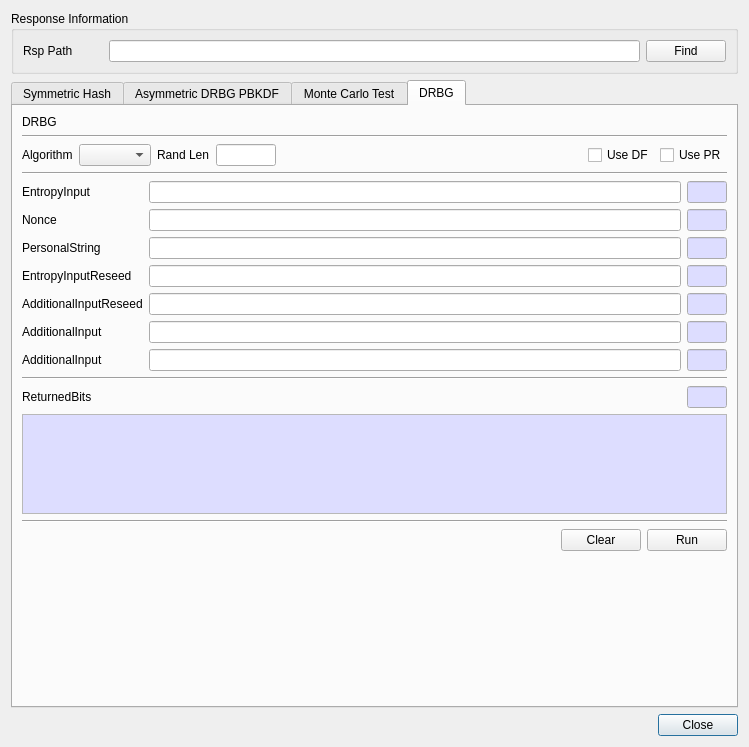
Before: the Qt Designer form BerEditor/cavp_dlg.ui in jykim74/BerEditor, drawn with Qt 5.
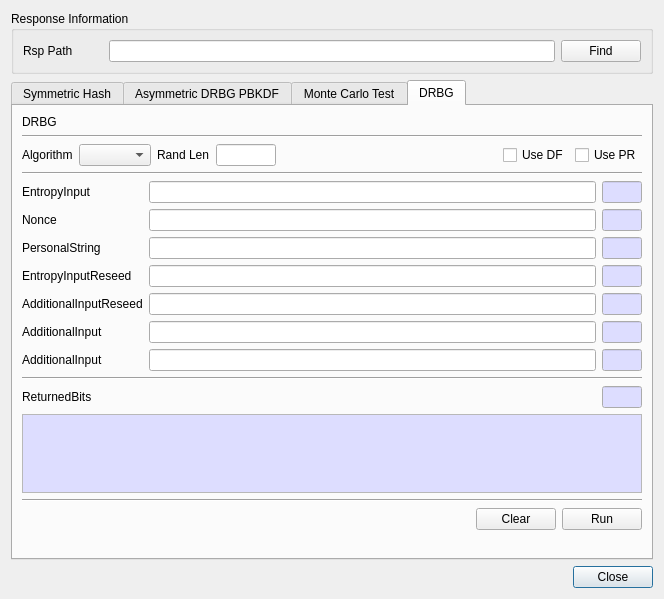
After: the same form once the commit is applied. The open tabs and pages were chosen to show the change.

The edit to the form file:
```diff
--- a/BerEditor/cavp_dlg.ui
+++ b/BerEditor/cavp_dlg.ui
@@ -6,8 +6,8 @@
    <rect>
     <x>0</x>
     <y>0</y>
-    <width>749</width>
-    <height>747</height>
+    <width>664</width>
+    <height>578</height>
    </rect>
   </property>
   <property name="windowTitle">
```
Left out of the diff: 14 changed lines with no effect on the pictures.
